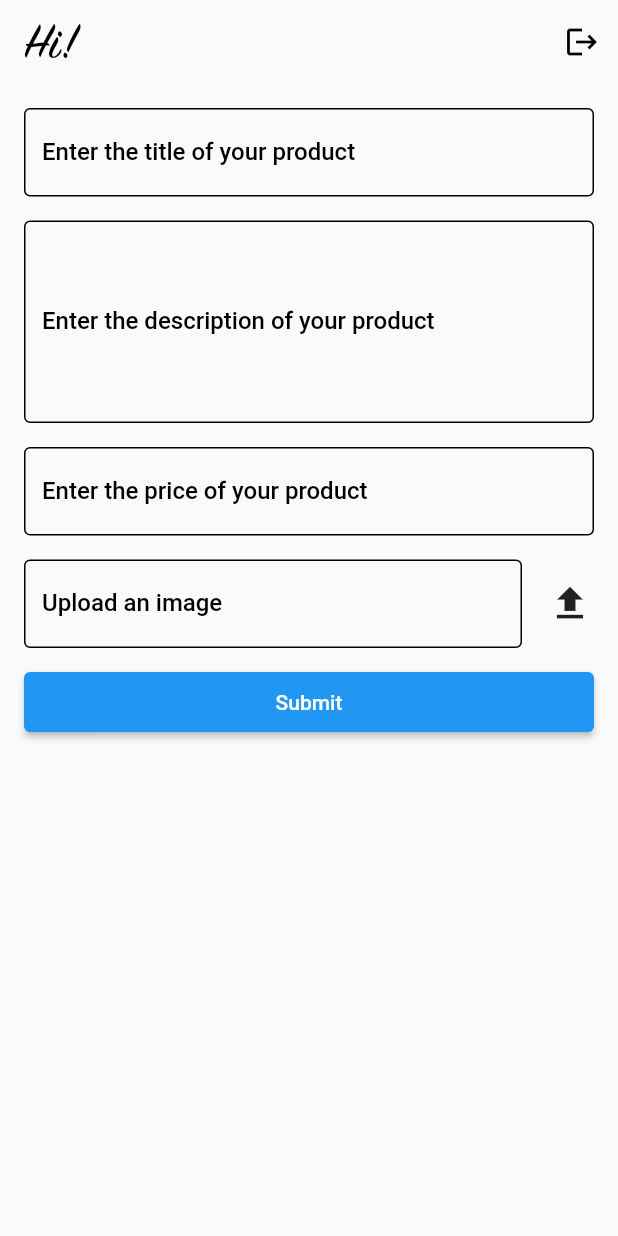
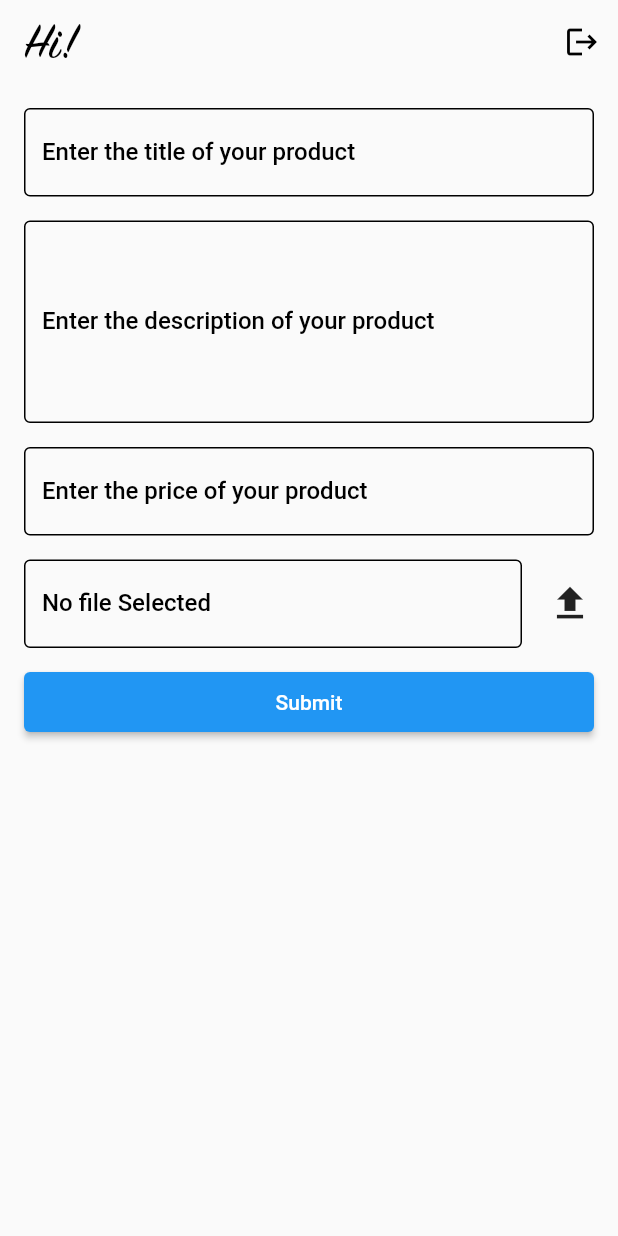
Before and after one commit to anshb7/night_out, a Flutter app: the Prodcutspage screen opened directly, after a tap on "Submit", on a phone screen of 412 x 824 dp. Run offline on Flutter 3.47's test engine with Material 2 defaults, Android fonts, the light colour scheme and no system bars; our stand-ins replace carousel_slider, cloud_firestore, file_picker, firebase_auth, firebase_core, firebase_storage and 2 more; accounts and stored records are empty; network calls fail.

Commit message:
adding images

```diff
--- a/lib/screens/productspage.dart
+++ b/lib/screens/productspage.dart
@@ -1,4 +1,8 @@
 // ignore_for_file: unused_local_variable
+
+import 'dart:io';
+import 'package:firebase_storage/firebase_storage.dart';
+import 'package:path/path.dart';
 
 import 'package:cloud_firestore/cloud_firestore.dart';
 import 'package:firebase_auth/firebase_auth.dart';
@@ -19,9 +23,12 @@ class Prodcutspage extends StatefulWidget {
 }
 
 class _ProdcutspageState extends State<Prodcutspage> {
+  UploadTask? uploadTask;
+  File? file;
   var title;
   var description;
   var price;
+  late String imageUrl;
   final _titlefocusnode = FocusNode();
   final _priceFocusNode = FocusNode();
   final _descriptionFocusNode = FocusNode();
@@ -31,6 +38,7 @@ class _ProdcutspageState extends State<Prodcutspage> {
   final _form = GlobalKey<FormState>();
   @override
   Widget build(BuildContext context) {
+    final filename = file != null ? basename(file!.path) : "No file Selected";
     CollectionReference users = FirebaseFirestore.instance.collection("users");
     final user = FirebaseAuth.instance.currentUser;
     return Scaffold(
@@ -152,7 +160,7 @@ class _ProdcutspageState extends State<Prodcutspage> {
               Expanded(
                 child: Padding(
                   padding: const EdgeInsets.all(8.0),
-                  child: TextFormField(
+                  child: TextField(
                     onChanged: (value) {
                       price = double.parse(value);
                     },
@@ -160,7 +168,7 @@ class _ProdcutspageState extends State<Prodcutspage> {
                     focusNode: _priceFocusNode,
                     decoration: InputDecoration(
                         focusColor: Colors.black,
-                        labelText: "Upload an image",
+                        labelText: filename.toString(),
                         labelStyle: TextStyle(
                             color: Colors.black, fontWeight: FontWeight.w500),
                         border: OutlineInputBorder(
@@ -174,7 +182,9 @@ class _ProdcutspageState extends State<Prodcutspage> {
                 ),
               ),
               IconButton(
-                  onPressed: () {},
+                  onPressed: () {
+                    selecfile();
+                  },
                   icon: Icon(
                     Icons.upload_sharp,
                     size: 30,
@@ -191,7 +201,8 @@ class _ProdcutspageState extends State<Prodcutspage> {
                           .add({
                             "title": title,
                             "description": description,
-                            "price": price
+                            "price": price,
+                            "imageUrl": imageUrl
                           })
                           .then((value) => print("User Added"))
                           .catchError((error) => print("Failed to add user"));
@@ -211,6 +222,21 @@ class _ProdcutspageState extends State<Prodcutspage> {
       return null;
     }
     final path = result.files.single.path;
-    setState(() {});
+    setState(() => file = File(path.toString()));
+  }
+
+  Future uploadfile() async {
+    if (file == null) {
+      return;
+    }
+    final fileName = File(file!.path);
+    final destination = "productImages/$fileName";
+    final ref = FirebaseStorage.instance.ref().child(destination);
+    uploadTask = ref.putFile(fileName);
+    final snapshot = await uploadTask!.whenComplete(() => {});
+    final url = await snapshot.ref.getDownloadURL();
+    setState(() {
+      imageUrl = url;
+    });
   }
 }
--- a/pubspec.yaml
+++ b/pubspec.yaml
@@ -42,6 +42,7 @@ dependencies:
   provider: ^6.0.3
   cloud_firestore: ^3.3.0
   file_picker: ^4.6.1
+  firebase_storage: ^10.3.3
 
 dev_dependencies:
   flutter_test:
```
Also changed, not shown: pubspec.lock, 1 other file.
